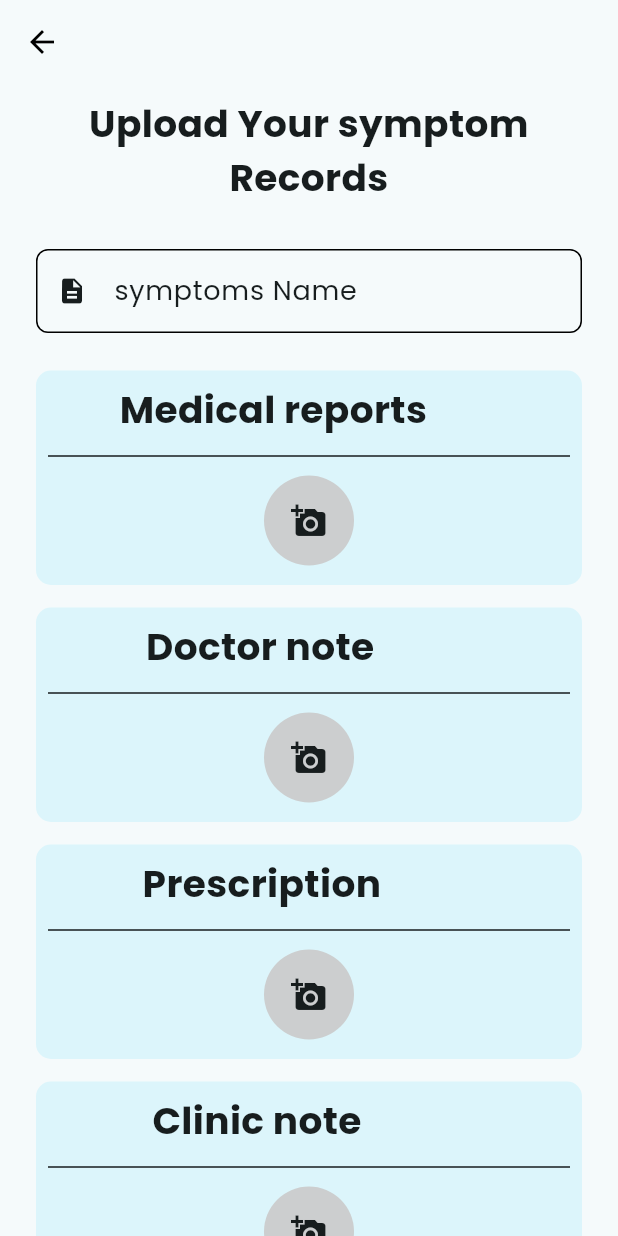
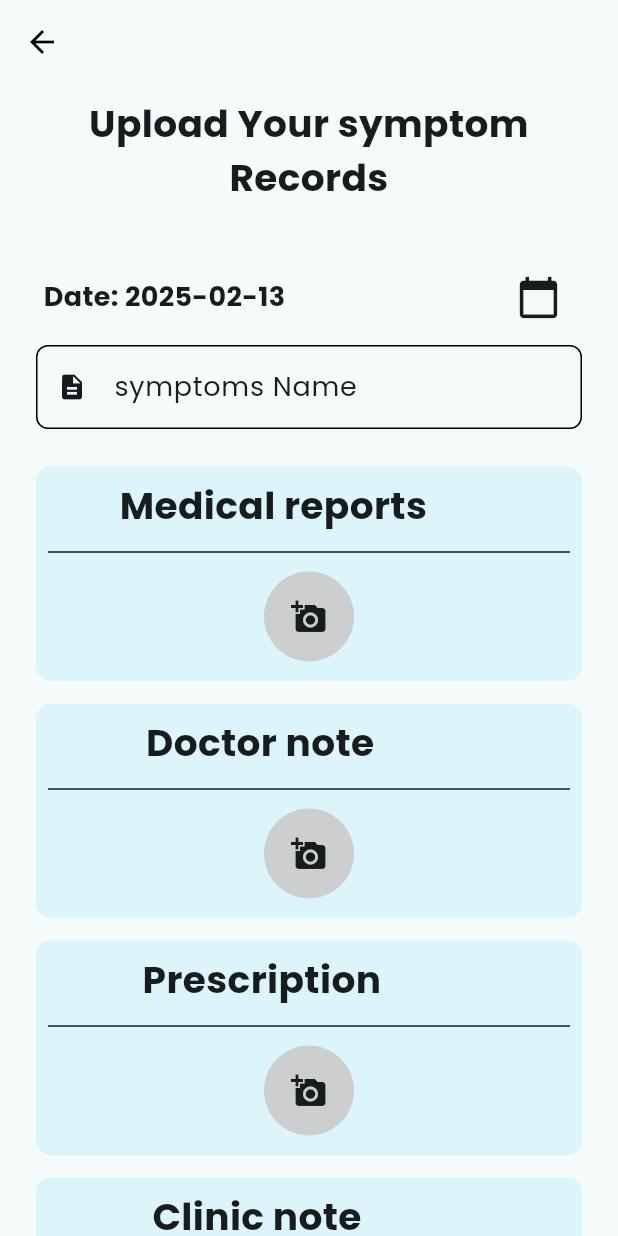
Before and after one commit to NimanthaSupun/healthcare, a Flutter app: the AddHealthReport screen opened directly with empty values, on a phone screen of 412 x 824 dp. Run offline on Flutter 3.47's test engine with Material 3 defaults, Android fonts, the phone set to English and light mode, and no system bars; our stand-ins replace animate_do, cloud_firestore, firebase_auth, firebase_core, firebase_messaging, firebase_storage and 8 more; accounts and stored records are empty; network calls fail.

Commit message:
Add date selection feature in AddHealthReport for improved user experience

```diff
--- a/lib/pages/healthcategory/add_health_report.dart
+++ b/lib/pages/healthcategory/add_health_report.dart
@@ -14,7 +14,7 @@ import 'package:image_picker/image_picker.dart';
 class AddHealthReport extends StatefulWidget {
   final HealthCategory healthCategory;
 
- const AddHealthReport({
+  const AddHealthReport({
     super.key,
     required this.healthCategory,
   });
@@ -30,6 +30,28 @@ class _AddHealthReportState extends State<AddHealthReport> {
   final ImagePicker doctorImagePicker = ImagePicker();
   final ImagePicker prescriptionImagePicker = ImagePicker();
   final ImagePicker clinicImagePicker = ImagePicker();
+
+  late DateTime _selectedDate;
+
+  @override
+  void initState() {
+    super.initState();
+    _selectedDate = DateTime.now();
+  }
+
+  Future<void> _onSelectDate() async {
+    final DateTime? picked = await showDatePicker(
+      context: context,
+      firstDate: DateTime(2023),
+      lastDate: DateTime(2026),
+      initialDate: _selectedDate,
+    );
+    if (picked != null && picked != _selectedDate) {
+      setState(() {
+        _selectedDate = picked;
+      });
+    }
+  }
 
   @override
   void dispose() {
@@ -135,6 +157,32 @@ class _AddHealthReportState extends State<AddHealthReport> {
                     padding: const EdgeInsets.symmetric(horizontal: 16),
                     child: Column(
                       children: [
+                        Padding(
+                          padding: const EdgeInsets.symmetric(
+                            vertical: 8,
+                            horizontal: 5,
+                          ),
+                          child: Row(
+                            children: [
+                              Expanded(
+                                child: Text(
+                                  "Date: ${_selectedDate.toLocal().toString().split(" ")[0]}",
+                                  style: const TextStyle(
+                                    fontSize: 18,
+                                    fontWeight: FontWeight.bold,
+                                  ),
+                                ),
+                              ),
+                              IconButton(
+                                onPressed: _onSelectDate,
+                                icon: const Icon(
+                                  Icons.calendar_today,
+                                  size: 30,
+                                ),
+                              ),
+                            ],
+                          ),
+                        ),
                         CustomInput(
                           controller: _symptonsController,
                           labelText: "symptoms Name",
```
